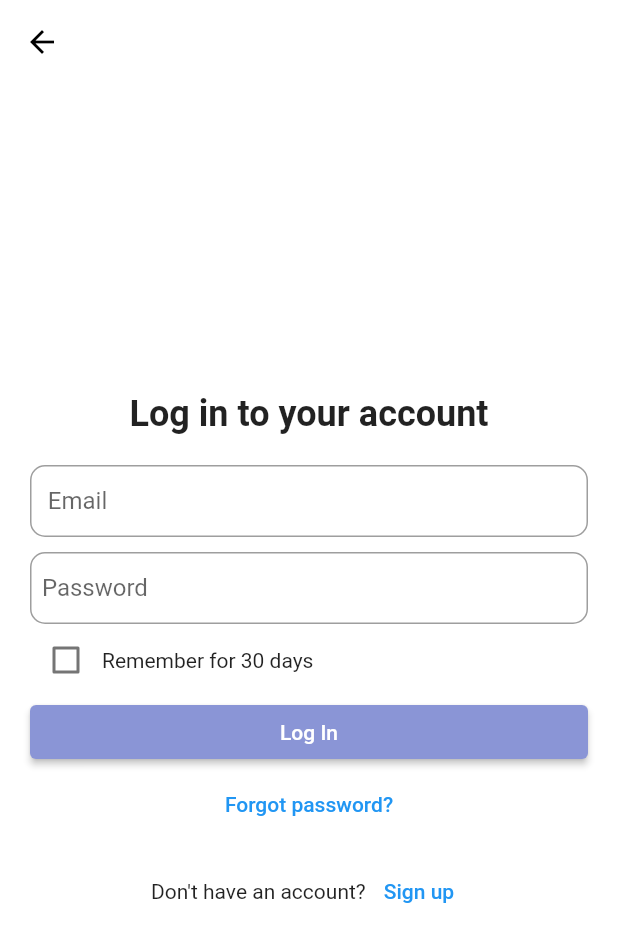
After one commit to Metyme1/AFRONEX, a Flutter app: the LoginPage screen opened directly, on a phone screen of 412 x 824 dp. The commit adds this screen. Shown: the top 942 px of the screen. Run offline on Flutter 3.47's test engine with Material 2 defaults, Android fonts, the phone set to English and light mode, and no system bars; our stand-ins replace smooth_page_indicator; missing offline and left inert: flutter_stripe, stripe_platform_interface.

Commit message:
final commit

```diff
--- a/lib/main.dart
+++ b/lib/main.dart
@@ -141,12 +141,14 @@ import 'package:flutter_stripe/flutter_stripe.dart';
 import 'package:task/paymentPage.dart';
 import 'package:task/welcome.dart';
 
-import 'HomePage.dart';
 
-void main() {
+
+void main() async {
+
   Stripe.publishableKey = 'pk_test_51PAt0FRtJBuWWet1NmfBZE0PP03RlafFc3aqlzIGYkW2393B3oc17Y4BoneH2zqz3LFcAXQs0o2U3qCCMDfNM2Dc007qoTA8Y9'; // Replace with your Stripe publishable key
   runApp(MyApp());
 }
+
 
 class MyApp extends StatelessWidget {
   @override
--- /dev/null
+++ b/lib/sign.dart
@@ -0,0 +1,237 @@
+// import 'package:flutter/material.dart';
+// import 'package:firebase_auth/firebase_auth.dart';
+// import 'package:task/HomePage.dart';
+//
+// class SignupPage extends StatelessWidget {
+//   final TextEditingController emailController = TextEditingController();
+//   final TextEditingController passwordController = TextEditingController();
+//
+//   void _signup(BuildContext context) async {
+//     FirebaseAuth _auth = FirebaseAuth.instance;
+//
+//     try {
+//       UserCredential userCredential = await _auth
+//           .createUserWithEmailAndPassword(
+//           email: emailController.text,
+//           password: passwordController.text);
+//       User? user = userCredential.user;
+//       if (user != null) {
+//         // Signup successful, navigate to home page
+//         Navigator.push(
+//           context,
+//           MaterialPageRoute(builder: (context) => HomePage()),
+//         );
+//       }
+//     } catch (e) {
+//       print('Error signing up: $e');
+//       // Handle error here
+//     }
+//   }
+//
+//   @override
+//   Widget build(BuildContext context) {
+//     return Scaffold(
+//       appBar: AppBar(
+//         title: Text('Signup'),
+//       ),
+//       body: Padding(
+//         padding: EdgeInsets.all(16),
+//         child: Column(
+//           children: [
+//             TextField(
+//               controller: emailController,
+//               decoration: InputDecoration(
+//                 labelText: 'Email',
+//               ),
+//             ),
+//             SizedBox(height: 16),
+//             TextField(
+//               controller: passwordController,
+//               decoration: InputDecoration(
+//                 labelText: 'Password',
+//               ),
+//               obscureText: true,
+//             ),
+//             SizedBox(height: 16),
+//             ElevatedButton(
+//               onPressed: () => _signup(context),
+//               child: Text(
+//                 'Signup',
+//                 style: TextStyle(color: Colors.white),
+//               ),
+//               style: ButtonStyle(
+//                 backgroundColor:
+//                 MaterialStateProperty.all<Color>(Color(0xFF8A95D6)),
+//               ),
+//             ),
+//           ],
+//         ),
+//       ),
+//     );
+//   }
+// }
+//
+// class SigninPage extends StatelessWidget {
+//   final TextEditingController emailController = TextEditingController();
+//   final TextEditingController passwordController = TextEditingController();
+//
+//   void _signin(BuildContext context) async {
+//     FirebaseAuth _auth = FirebaseAuth.instance;
+//
+//     try {
+//       UserCredential userCredential = await _auth.signInWithEmailAndPassword(
+//           email: emailController.text, password: passwordController.text);
+//       User? user = userCredential.user;
+//       if (user != null) {
+//         // Signin successful, navigate to home page
+//         Navigator.push(
+//           context,
+//           MaterialPageRoute(builder: (context) => HomePage()),
+//         );
+//       }
+//     } catch (e) {
+//       print('Error signing in: $e');
+//       // Handle error here
+//     }
+//   }
+//
+//   @override
+//   Widget build(BuildContext context) {
+//     return Scaffold(
+//       appBar: AppBar(
+//         title: Text('Signin'),
+//       ),
+//       body: Padding(
+//         padding: EdgeInsets.all(16),
+//         child: Column(
+//           children: [
+//             TextField(
+//               controller: emailController,
+//               decoration: InputDecoration(
+//                 labelText: 'Email',
+//               ),
+//             ),
+//             SizedBox(height: 16),
+//             TextField(
+//               controller: passwordController,
+//               decoration: InputDecoration(
+//                 labelText: 'Password',
+//               ),
+//               obscureText: true,
+//             ),
+//             SizedBox(height: 16),
+//             ElevatedButton(
+//               onPressed: () => _signin(context),
+//               child: Text(
+//                 'Signin',
+//                 style: TextStyle(color: Colors.white),
+//               ),
+//               style: ButtonStyle(
+//                 backgroundColor:
+//                 MaterialStateProperty.all<Color>(Color(0xFF8A95D6)),
+//               ),
+//             ),
+//           ],
+//         ),
+//       ),
+//     );
+//   }
+// }
+
+import 'package:flutter/material.dart';
+import 'package:task/HomePage.dart';
+
+class LoginPage extends StatefulWidget {
+  @override
+  _LoginPageState createState() => _LoginPageState();
+}
+
+class _LoginPageState extends State<LoginPage> {
+  final Color appColor = const Color(0xFF8A95D6);
+  final TextEditingController emailController = TextEditingController();
+  final TextEditingController passwordController = TextEditingController();
+
+  @override
+  Widget build(BuildContext context) {
+    return Scaffold(
+      backgroundColor: Colors.white,
+      appBar: AppBar(
+        backgroundColor: Colors.white,
+        elevation: 0,
+        leading: IconButton(
+          icon: Icon(Icons.arrow_back, color: Colors.black),
+          onPressed: () {},
+        ),
+      ),
+      body: Center(
+        child: Padding(
+          padding: EdgeInsets.all(20.0),
+          child: Column(
+            mainAxisAlignment: MainAxisAlignment.center,
+            crossAxisAlignment: CrossAxisAlignment.stretch,
+            children: <Widget>[
+              Text(
+                'Log in to your account',
+                textAlign: TextAlign.center,
+                style: TextStyle(fontSize: 24, fontWeight: FontWeight.bold,color: Colors.black87),
+              ),
+              SizedBox(height: 20),
+              TextField(
+                controller: emailController,
+                decoration: InputDecoration(
+                  labelText: '   Email',
+                  border: OutlineInputBorder(
+                    borderRadius: BorderRadius.circular(10.0), // Set the border radius
+                  ),
+                  contentPadding: EdgeInsets.symmetric(vertical: 12.0), // Adjust the vertical padding for a smaller height
+                ),
+              ),
+              SizedBox(height: 10),
+              TextField(
+                controller: emailController,
+                decoration: InputDecoration(
+                  labelText: '  Password',
+                  border: OutlineInputBorder(
+                    borderRadius: BorderRadius.circular(10.0), // Set the border radius
+                  ),
+                  contentPadding: EdgeInsets.symmetric(vertical: 12.0), // Adjust the vertical padding for a smaller height
+                ),
+              ),
+              Row(
+                children: [
+                  Checkbox(value: false, onChanged: (bool? value) {}),
+                  Text('Remember for 30 days'),
+                ],
+              ),
+              ElevatedButton(
+                onPressed: () {
+                  Navigator.push(
+                    context,
+                    MaterialPageRoute(builder: (context) => HomePage()),
+                  );
+                },
+                child: Text('Log In'),
+                style: ElevatedButton.styleFrom(primary: appColor),
+              ),
+              TextButton(
+                onPressed: () {},
+                child: Text('Forgot password?'),
+              ),
+              SizedBox(height: 10),
+              Row(
+                mainAxisAlignment: MainAxisAlignment.center,
+                children: [
+                  Text("Don't have an account? "),
+                  TextButton(
+                    onPressed: () {},
+                    child: Text('Sign up'),
+                  ),
+                ],
+              ),
+            ],
+          ),
+        ),
+      ),
+    );
+  }
+}
--- a/lib/welcome.dart
+++ b/lib/welcome.dart
@@ -1,5 +1,6 @@
 import 'package:flutter/material.dart';
 import 'package:task/HomePage.dart';
+import 'package:task/sign.dart';
 
 class WelcomePage extends StatelessWidget {
   @override
@@ -14,7 +15,7 @@ class WelcomePage extends StatelessWidget {
               onTap: () {
                 Navigator.push(
                   context,
-                  MaterialPageRoute(builder: (context) => HomePage()),
+                  MaterialPageRoute(builder: (context) => LoginPage()),
                 );
               },
               child: Column(
--- a/pubspec.yaml
+++ b/pubspec.yaml
@@ -35,6 +35,9 @@ dependencies:
   stripe_platform_interface: ^9.5.0 # Adjusted to match flutter_stripe
   flutter_stripe: ^9.5.0
   http: ^0.13.3
+  cloud_firestore: ^4.8.3
+  firebase_auth: ^4.6.3
+  firebase_storage: ^11.2.4
 
 
 
--- /dev/null
+++ b/userauth/firebase_auth/firebase_services.dart
@@ -0,0 +1,35 @@
+import 'package:firebase_auth/firebase_auth.dart';
+
+class FirebaseAuthService {
+  FirebaseAuth _auth = FirebaseAuth.instance;
+
+  Future<User?> signupWithEmailAndPassword(
+      String email, String password) async {
+    try {
+      UserCredential userCredential =
+      await _auth.createUserWithEmailAndPassword(
+        email: email,
+        password: password,
+      );
+      return userCredential.user;
+    } catch (e) {
+      print('Error signing up: $e');
+      return null;
+    }
+  }
+
+  Future<User?> signinWithEmailAndPassword(
+      String email, String password) async {
+    try {
+      UserCredential userCredential =
+      await _auth.signInWithEmailAndPassword(
+        email: email,
+        password: password,
+      );
+      return userCredential.user;
+    } catch (e) {
+      print('Error signing in: $e');
+      return null;
+    }
+  }
+}
```
Also changed, not shown: lib/paymentPage.dart (+21 -3 lines), pubspec.lock, 6 other files.
